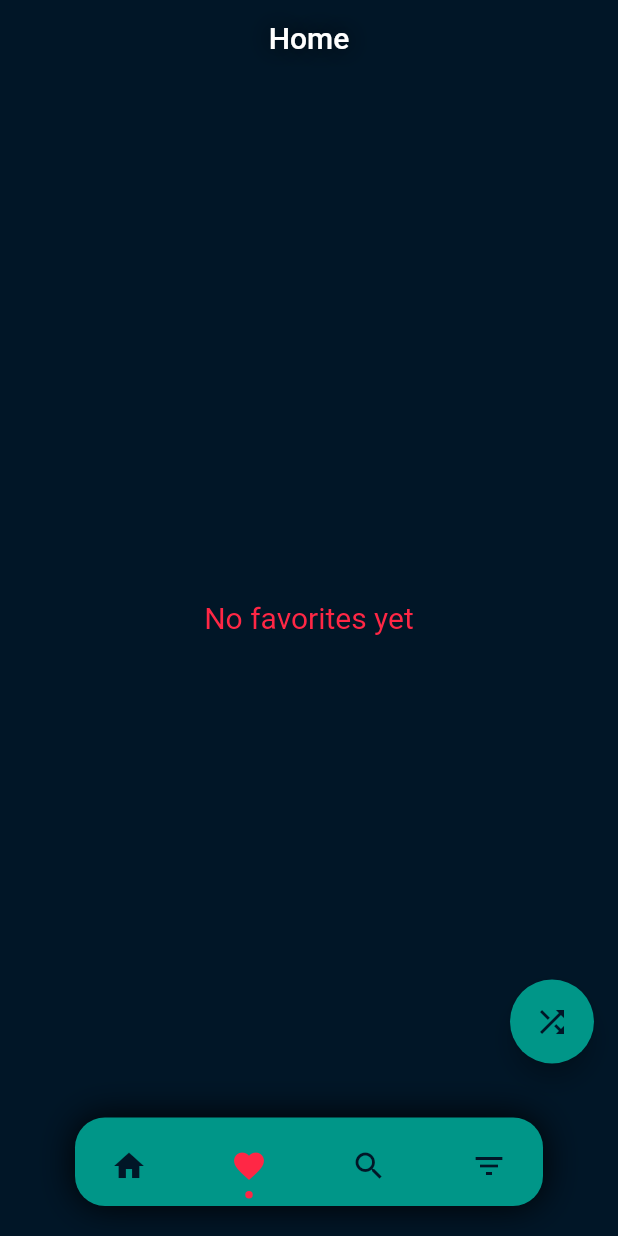
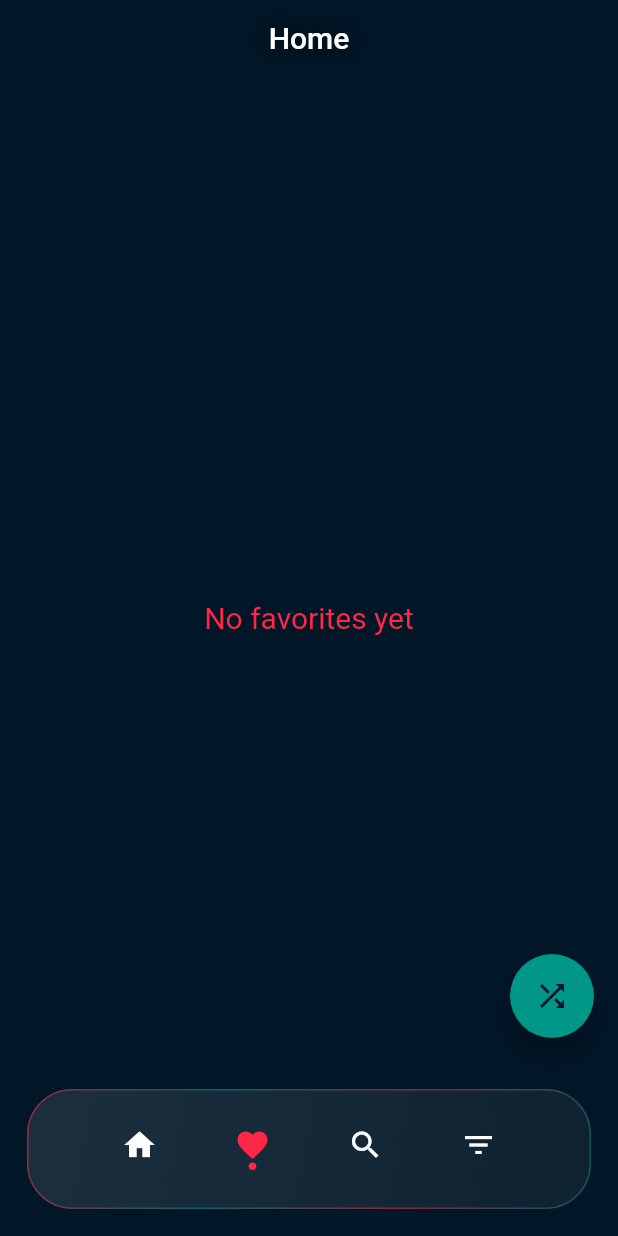
Before and after one commit to Ajjig/movirand, a Flutter app: the screen it shows after launch, swiped to page 2, on a phone screen of 412 x 824 dp. Run offline on Flutter 3.47's test engine with Material 2 defaults, Android fonts, the phone set to English and light mode, and no system bars; drawn by our look-alikes of dot_navigation_bar, glassmorphism; our stand-ins replace flutter_rating_bar, get, get_storage, loading_indicator; network calls fail; statements that could not run were skipped.

Commit message:
update navbar widget

```diff
--- a/lib/app/widgets/navigation_bar.dart
+++ b/lib/app/widgets/navigation_bar.dart
@@ -2,6 +2,7 @@
 import 'package:flutter/material.dart';
 import '../theme/colors.dart';
 import 'package:dot_navigation_bar/dot_navigation_bar.dart';
+import 'package:glassmorphism/glassmorphism.dart';
 
 class NavBar extends StatelessWidget {
   const NavBar({
@@ -17,16 +18,52 @@ class NavBar extends StatelessWidget {
 
   @override
   Widget build(BuildContext context) {
-    return DotNavigationBar(
+    return Padding(
+      padding: const EdgeInsets.all(18.0),
+      child: GlassmorphicContainer(
+        width: double.infinity,
+        height: 80,
+        borderRadius: 30,
+        blur: 25,
+        border: 1,
+        linearGradient: LinearGradient(
+            begin: Alignment.topLeft,
+            end: Alignment.bottomRight,
+            colors: [
+              Colors.white.withOpacity(0.1),
+              Colors.white.withOpacity(0.05),
+            ],
+            stops: const [
+              0.1,
+              1,
+            ]),
+        borderGradient: LinearGradient(
+          begin: Alignment.topLeft,
+          end: Alignment.bottomRight,
+          colors: List.generate(
+            4,
+            (index) {
+              return (index % 2 == 0)
+                  ? mainColor.withOpacity(0.5)
+                  : Colors.teal.withOpacity(0.5);
+            },
+          ),
+        ),
+        child: DotNavigationBar(
+          itemPadding:
+              const EdgeInsets.only(top: 5, bottom: 0, left: 5, right: 5),
+          margin: const EdgeInsets.only(top: 5, bottom: 0, left: 5, right: 5),
+          paddingR: EdgeInsets.zero,
           borderRadius: 20,
           currentIndex: _index,
-      boxShadow: const [BoxShadow(blurRadius: 20, color: Colors.black)],
+          // boxShadow: const [BoxShadow(blurRadius: 20, color: Colors.black)],
           onTap: (index) {
             _pageController.animateToPage(index,
-            duration: const Duration(milliseconds: 500), curve: Curves.ease);
+                duration: const Duration(milliseconds: 500),
+                curve: Curves.ease);
           },
           selectedItemColor: mainColor,
-      unselectedItemColor: bgColor,
+          unselectedItemColor: Colors.white,
           items: [
             DotNavigationBarItem(
               icon: const Icon(Icons.home),
@@ -39,7 +76,9 @@ class NavBar extends StatelessWidget {
             ),
             DotNavigationBarItem(icon: const Icon(Icons.filter_list_outlined))
           ],
-      backgroundColor: Colors.teal,
+          backgroundColor: Colors.transparent,
+        ),
+      ),
     );
   }
 }
```
Lines whose indentation alone changed are shown as unchanged.
